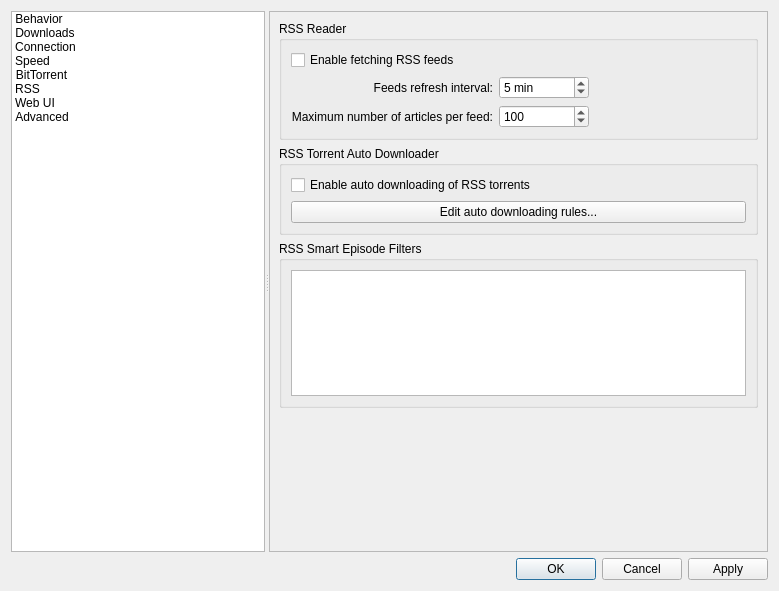
Old version of the form src/gui/optionsdialog.ui in the repository SysAdminDoc/qBittorrent-Vanced.
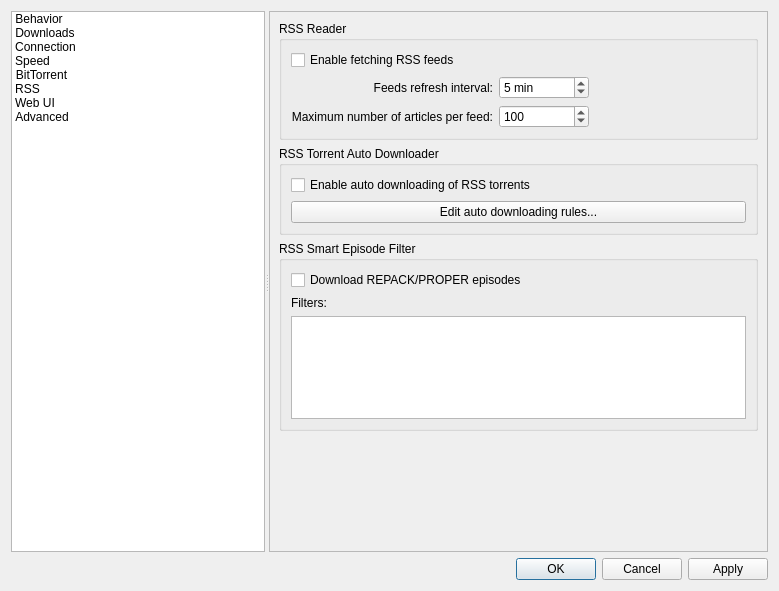
New version of the form. The open tabs and pages were chosen to show the change. Custom widgets are drawn as their Qt base class.

Commit message: Allow to disable downloading REPACK/PROPER matches

Diff of the .ui file:
```diff
--- a/src/gui/optionsdialog.ui
+++ b/src/gui/optionsdialog.ui
@@ -2833,9 +2833,23 @@
             <item>
              <widget class="QGroupBox" name="groupRSSSmartEpisodeFilter">
               <property name="title">
-               <string>RSS Smart Episode Filters</string>
+               <string>RSS Smart Episode Filter</string>
               </property>
               <layout class="QVBoxLayout" name="verticalLayout_31">
+               <item>
+                <widget class="QCheckBox" name="checkSmartFilterDownloadRepacks">
+                 <property name="text">
+                  <string>Download REPACK/PROPER episodes</string>
+                 </property>
+                </widget>
+               </item>
+               <item>
+                <widget class="QLabel" name="label_5">
+                 <property name="text">
+                  <string>Filters:</string>
+                 </property>
+                </widget>
+               </item>
                <item>
                 <widget class="QPlainTextEdit" name="textSmartEpisodeFilters"/>
                </item>
```
The commit also changes 4 other files.
